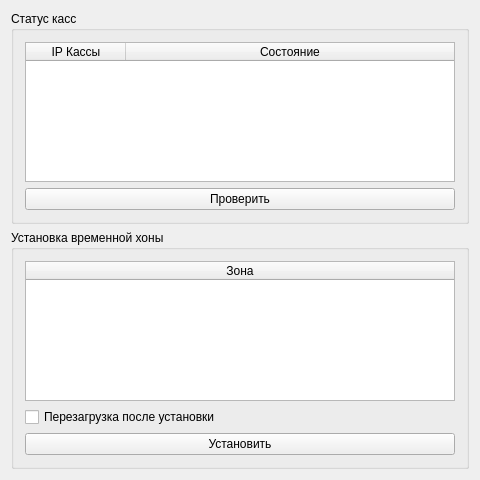
The window that mainwidget.ui (axisd/ukmtime) describes before a commit, drawn with Qt 5.
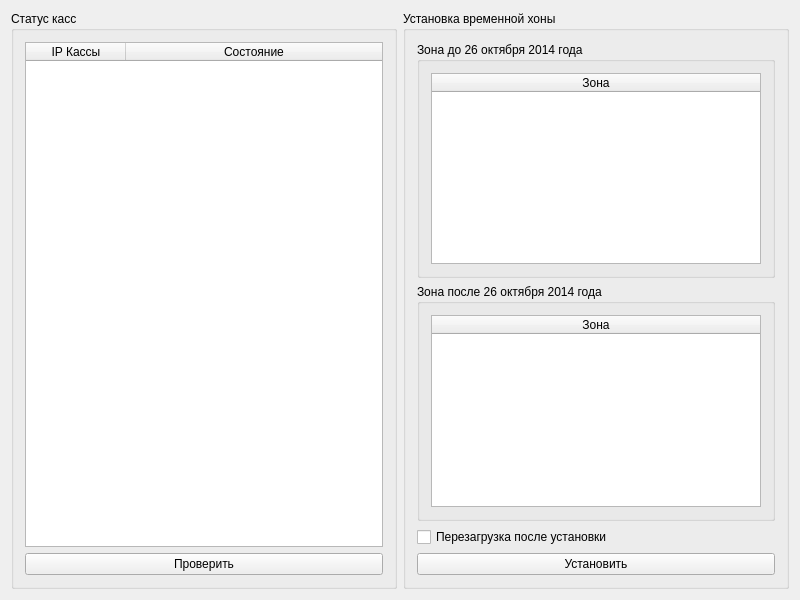
The same window after the commit.

What changed in the file:
```diff
--- a/mainwidget.ui
+++ b/mainwidget.ui
@@ -6,8 +6,8 @@
    <rect>
     <x>0</x>
     <y>0</y>
-    <width>480</width>
-    <height>480</height>
+    <width>800</width>
+    <height>600</height>
    </rect>
   </property>
   <property name="windowTitle">
@@ -21,7 +21,43 @@
      </property>
      <layout class="QVBoxLayout" name="verticalLayout">
       <item>
-       <widget class="QTableWidget" name="zoneTable">
+       <widget class="QGroupBox" name="currentBox">
+        <property name="title">
+         <string>Зона до 26 октября 2014 года</string>
+        </property>
+        <layout class="QVBoxLayout" name="verticalLayout_4">
+         <item>
+          <widget class="QTableWidget" name="currentZoneTable">
+           <property name="editTriggers">
+            <set>QAbstractItemView::NoEditTriggers</set>
+           </property>
+           <property name="selectionMode">
+            <enum>QAbstractItemView::SingleSelection</enum>
+           </property>
+           <property name="columnCount">
+            <number>1</number>
+           </property>
+           <attribute name="horizontalHeaderStretchLastSection">
+            <bool>true</bool>
+           </attribute>
+           <column>
+            <property name="text">
+             <string>Зона</string>
+            </property>
+           </column>
+          </widget>
+         </item>
+        </layout>
+       </widget>
+      </item>
+      <item>
+       <widget class="QGroupBox" name="newBox">
+        <property name="title">
+         <string>Зона после 26 октября 2014 года</string>
+        </property>
+        <layout class="QVBoxLayout" name="verticalLayout_3">
+         <item>
+          <widget class="QTableWidget" name="newZoneTable">
         <property name="editTriggers">
          <set>QAbstractItemView::NoEditTriggers</set>
         </property>
@@ -48,6 +84,9 @@
           <string>Зона</string>
          </property>
         </column>
+          </widget>
+         </item>
+        </layout>
        </widget>
       </item>
       <item>
@@ -67,7 +106,7 @@
      </layout>
     </widget>
    </item>
-   <item row="0" column="1">
+   <item row="2" column="0">
     <widget class="QGroupBox" name="statusBox">
      <property name="title">
       <string>Статус касс</string>
```
Left out of the diff: 3 changed lines with no effect on the pictures. Lines whose indentation alone changed are shown as unchanged.
